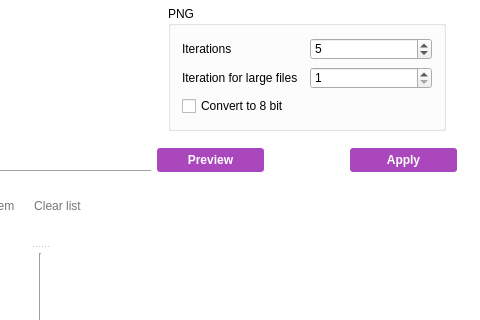
First picture: the form in src/caesium.ui, repository Lymphatus/caesium-image-compressor, before the edit; both pictures show x 400 to 880 and y 331 to 651 of the 880 by 812 pixel window.
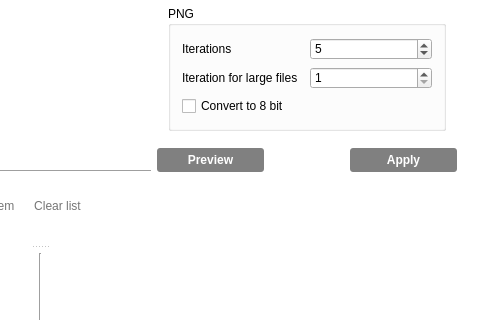
Second picture: the form after the edit. Icons and pictures are not drawn. Custom widgets are drawn as their Qt base class.

Patch:
```diff
--- a/src/caesium.ui
+++ b/src/caesium.ui
@@ -159,6 +159,10 @@
 QPushButton:hover {
 	background-color: #AB47BC;
 	color: #FFFFFF;
+}
+
+QPushButton:disabled {
+	background-color: grey;
 }</string>
   </property>
   <property name="locale">
@@ -560,6 +564,9 @@
            <layout class="QHBoxLayout" name="horizontalLayout_3">
             <item>
              <widget class="QPushButton" name="previewButton">
+              <property name="enabled">
+               <bool>false</bool>
+              </property>
               <property name="sizePolicy">
                <sizepolicy hsizetype="Preferred" vsizetype="Fixed">
                 <horstretch>0</horstretch>
@@ -601,6 +608,9 @@
             </item>
             <item>
              <widget class="QPushButton" name="applyButton">
+              <property name="enabled">
+               <bool>false</bool>
+              </property>
               <property name="sizePolicy">
                <sizepolicy hsizetype="Preferred" vsizetype="Fixed">
                 <horstretch>0</horstretch>
```
Left out of the diff: 2 changed lines with no effect on the pictures.
